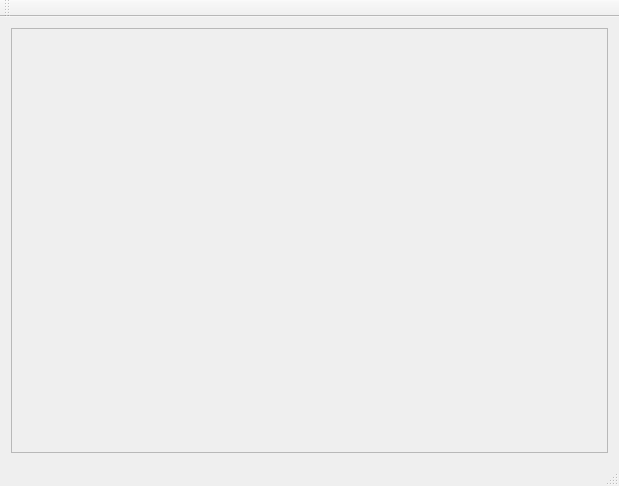
Above: mainwindow.ui from stassemionov/GraphViewer before the change. Below: the same form after it.
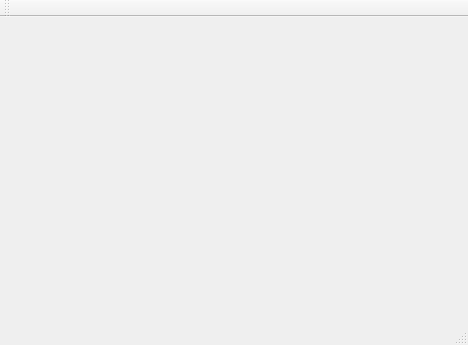
That is the form after the change.

```diff
--- a/mainwindow.ui
+++ b/mainwindow.ui
@@ -6,26 +6,15 @@
    <rect>
     <x>0</x>
     <y>0</y>
-    <width>619</width>
-    <height>486</height>
+    <width>468</width>
+    <height>345</height>
    </rect>
   </property>
   <property name="windowTitle">
    <string>Graph Viewer</string>
   </property>
   <widget class="QWidget" name="centralWidget">
-   <layout class="QGridLayout" name="gridLayout">
-    <item row="0" column="0">
-     <widget class="QFrame" name="frame">
-      <property name="frameShape">
-       <enum>QFrame::StyledPanel</enum>
-      </property>
-      <property name="frameShadow">
-       <enum>QFrame::Raised</enum>
-      </property>
-     </widget>
-    </item>
-   </layout>
+   <layout class="QGridLayout" name="gridLayout"/>
   </widget>
   <widget class="QStatusBar" name="statusBar"/>
   <widget class="QToolBar" name="mainToolBar">
@@ -36,7 +25,7 @@
     <enum>TopToolBarArea</enum>
    </attribute>
    <attribute name="toolBarBreak">
-    <bool>true</bool>
+    <bool>false</bool>
    </attribute>
   </widget>
   <widget class="QMenuBar" name="menuBar">
```
Left out of the diff: 4 changed lines with no effect on the pictures.
